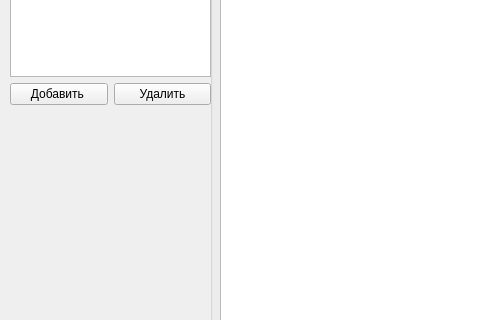
Old version of the form hex_editor/serializeuserinterface.ui in the repository Shamsudinov/Hex-Editor; both pictures show x 0 to 480 and y 130 to 450 of the 850 by 532 pixel window.
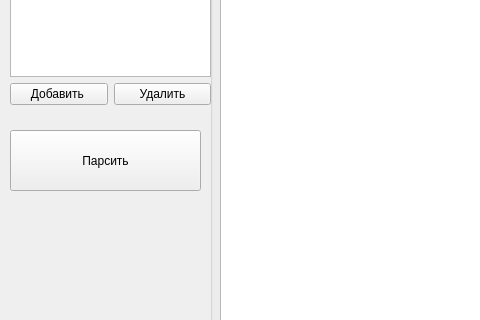
New version of the form.

What changed in the file:
```diff
--- a/hex_editor/serializeuserinterface.ui
+++ b/hex_editor/serializeuserinterface.ui
@@ -114,6 +114,19 @@
     </item>
    </layout>
   </widget>
+  <widget class="QPushButton" name="pushButton">
+   <property name="geometry">
+    <rect>
+     <x>10</x>
+     <y>260</y>
+     <width>191</width>
+     <height>61</height>
+    </rect>
+   </property>
+   <property name="text">
+    <string>Парсить</string>
+   </property>
+  </widget>
  </widget>
  <resources/>
  <connections/>
```
